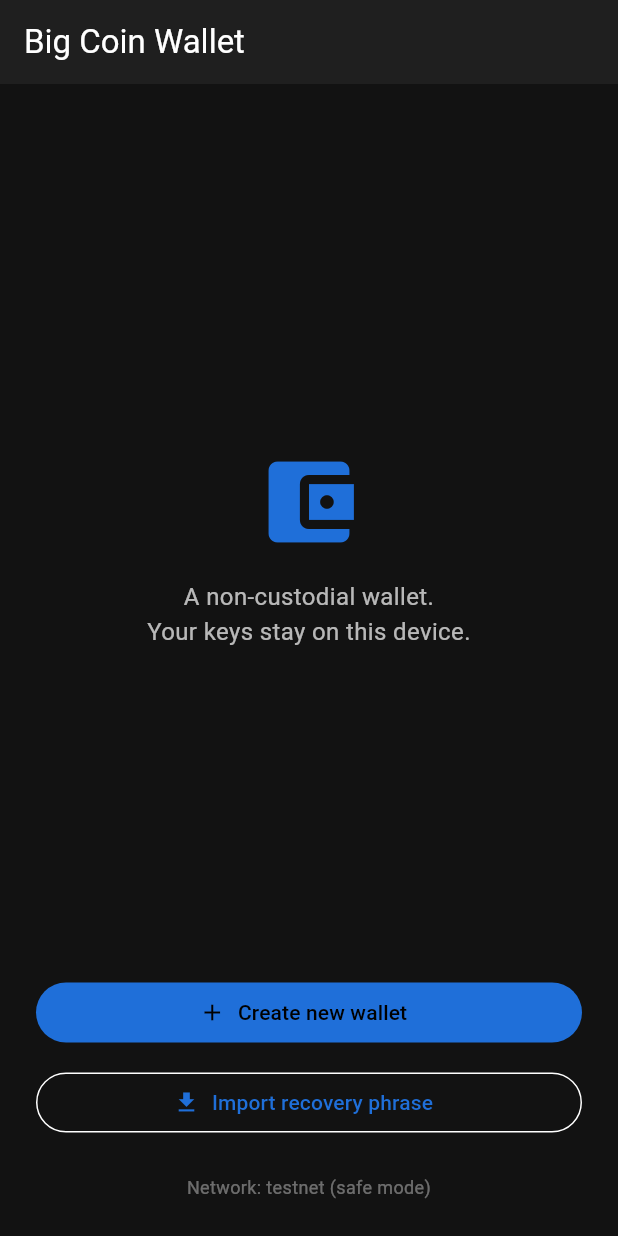
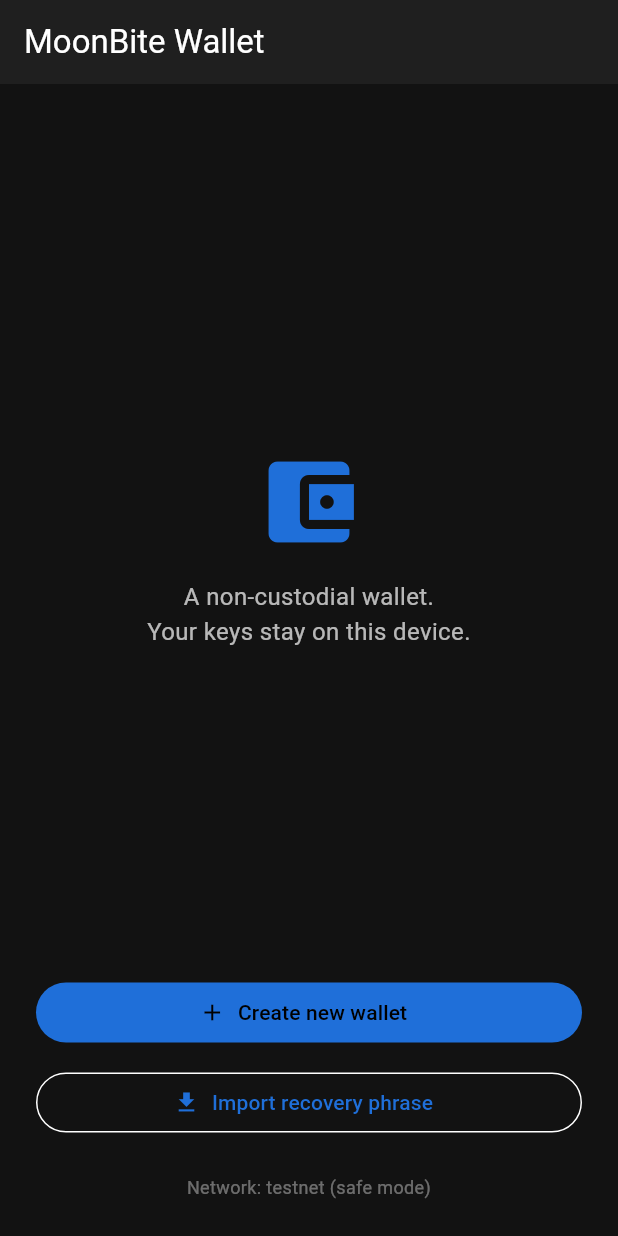
Before and after one commit to moonbitecoin/MoonBite-Coin, a Flutter app: the screen it shows after launch, on a phone screen of 412 x 824 dp. Run offline on Flutter 3.47's test engine with Material 3 defaults, Android fonts, the phone set to English and light mode, and no system bars; our stand-ins replace flutter_secure_storage, hex, qr_flutter; missing offline and left inert: bip39, bs58check, coinslib.

Commit message:
Finish the bigcoin to moonbite rename across the Dart wallet
Completes the branding sweep begun with the Android app-id rename:
updates the remaining Dart identifiers, titles, doc comments, and the
package name, and removes the dead bigcoin_network.dart (superseded by
moonbite_network.dart). No consensus literals change — bech32 HRPs
(big/tbig) and version bytes are preserved.

Co-Authored-By: Claude Opus 4.6 <noreply@anthropic.com>

```diff
--- a/mobile/lib/main.dart
+++ b/mobile/lib/main.dart
@@ -7,11 +7,11 @@ import 'screens/onboarding_screen.dart';
 import 'wallet/wallet_controller.dart';
 
 void main() {
-  runApp(const BigCoinApp());
+  runApp(const MoonBiteApp());
 }
 
-class BigCoinApp extends StatelessWidget {
-  const BigCoinApp({super.key});
+class MoonBiteApp extends StatelessWidget {
+  const MoonBiteApp({super.key});
 
   @override
   Widget build(BuildContext context) {
@@ -24,7 +24,7 @@ class BigCoinApp extends StatelessWidget {
         ),
       ],
       child: MaterialApp(
-        title: 'Big Coin Wallet',
+        title: 'MoonBite Wallet',
         debugShowCheckedModeBanner: false,
         theme: ThemeData.dark(useMaterial3: true).copyWith(
           scaffoldBackgroundColor: const Color(0xFF121212),
--- a/mobile/lib/models/chain_models.dart
+++ b/mobile/lib/models/chain_models.dart
@@ -1,4 +1,4 @@
-/// Plain data models for the Big Coin explorer JSON API (`/api/*`).
+/// Plain data models for the MoonBite explorer JSON API (`/api/*`).
 ///
 /// Hand-written (no codegen) to keep the build simple. Shapes mirror the
 /// Flask blueprint in `explorer/api.py`.
--- a/mobile/lib/screens/onboarding_screen.dart
+++ b/mobile/lib/screens/onboarding_screen.dart
@@ -1,7 +1,7 @@
 import 'package:flutter/material.dart';
 import 'package:provider/provider.dart';
 
-import '../wallet/bigcoin_network.dart';
+import '../wallet/moonbite_network.dart';
 import '../wallet/secure_clipboard.dart';
 import '../wallet/wallet_controller.dart';
 
@@ -13,7 +13,7 @@ class OnboardingScreen extends StatelessWidget {
   @override
   Widget build(BuildContext context) {
     return Scaffold(
-      appBar: AppBar(title: const Text('Big Coin Wallet')),
+      appBar: AppBar(title: const Text('MoonBite Wallet')),
       body: Padding(
         padding: const EdgeInsets.all(24),
         child: Column(
@@ -57,7 +57,7 @@ class OnboardingScreen extends StatelessWidget {
   Future<void> _createWallet(BuildContext context) async {
     final controller = context.read<WalletController>();
     final phrase =
-        await controller.createNew(network: BigCoinNetwork.testnet);
+        await controller.createNew(network: MoonBiteNetwork.testnet);
     if (!context.mounted) return;
     await showDialog<void>(
       context: context,
@@ -152,7 +152,7 @@ class _ImportScreenState extends State<_ImportScreen> {
     try {
       await context
           .read<WalletController>()
-          .importExisting(_controller.text, network: BigCoinNetwork.testnet);
+          .importExisting(_controller.text, network: MoonBiteNetwork.testnet);
       if (mounted) {
         Navigator.of(context)
           ..pop()
--- a/mobile/lib/services/chain_service.dart
+++ b/mobile/lib/services/chain_service.dart
@@ -4,7 +4,7 @@ import 'package:http/http.dart' as http;
 
 import '../models/chain_models.dart';
 
-/// Read/relay client for the Big Coin explorer JSON API.
+/// Read/relay client for the MoonBite explorer JSON API.
 ///
 /// This service NEVER sees private keys. The wallet derives keys and signs
 /// transactions on-device (see `wallet/`); this class only fetches chain state
--- a/mobile/lib/wallet/address_script.dart
+++ b/mobile/lib/wallet/address_script.dart
@@ -3,13 +3,13 @@ import 'dart:typed_data';
 import 'package:bs58check/bs58check.dart' as bs58check;
 import 'package:coinslib/bech32/bech32.dart';
 
-import 'bigcoin_network.dart';
+import 'moonbite_network.dart';
 
-/// Converts a Big Coin address into its output script (scriptPubKey) bytes.
+/// Converts a MoonBite address into its output script (scriptPubKey) bytes.
 ///
 /// coinslib's own `addressToOutputScript` can't be used here: its SegWit
 /// decoder hard-codes the set of allowed bech32 prefixes (`bc`, `tb`, ...) and
-/// rejects Big Coin's custom `big` / `tbig` HRPs on decode. So we decode the
+/// rejects MoonBite's custom `big` / `tbig` HRPs on decode. So we decode the
 /// address ourselves using the underlying (HRP-agnostic) bech32 codec and the
 /// base58check codec, then assemble the standard scripts:
 ///
@@ -20,7 +20,7 @@ import 'bigcoin_network.dart';
 class AddressScript {
   /// Returns the scriptPubKey for [address] on [network], or throws
   /// [FormatException] if the address is invalid for this network.
-  static Uint8List forAddress(String address, BigCoinNetwork network) {
+  static Uint8List forAddress(String address, MoonBiteNetwork network) {
     final net = network.coins;
     final addr = address.trim();
 
@@ -52,7 +52,7 @@ class AddressScript {
     try {
       decoded = bech32.decode(addr);
     } catch (e) {
-      throw FormatException('Not a valid Big Coin address: $addr');
+      throw FormatException('Not a valid MoonBite address: $addr');
     }
     if (decoded.hrp != net.bech32) {
       throw FormatException(
--- a/mobile/lib/wallet/bigcoin_network.dart
+++ /dev/null
@@ -1,86 +0,0 @@
-import 'package:coinslib/coinslib.dart';
-
-/// Big Coin (BIG) network parameters.
-///
-/// Values mirror the C++ chain's `src/chainparams.cpp`:
-///   mainnet: PUBKEY_ADDRESS=25, SCRIPT_ADDRESS=5, SECRET_KEY=176,
-///            EXT_PUBLIC_KEY=0x0488B21E, EXT_SECRET_KEY=0x0488ADE4, bech32 "big"
-///   testnet: PUBKEY_ADDRESS=111, SCRIPT_ADDRESS=196, SECRET_KEY=239,
-///            EXT_PUBLIC_KEY=0x043587CF, EXT_SECRET_KEY=0x04358394, bech32 "tbig"
-///
-/// These make the wallet's derived addresses and WIFs recognisable by
-/// `bigcoind` (validateaddress / importprivkey) on the respective network.
-class BigCoinNetwork {
-  final String id; // "mainnet" | "testnet"
-  final NetworkType coins; // coinslib NetworkType
-  final String addressPrefixHint; // human hint, e.g. "big1…" / "tbig1…"
-
-  const BigCoinNetwork({
-    required this.id,
-    required this.coins,
-    required this.addressPrefixHint,
-  });
-
-  bool get isTestnet => id == 'testnet';
-
-  static final NetworkType _mainnetCoins = NetworkType(
-    messagePrefix: 'BigCoin Signed Message:\n',
-    bech32: 'big',
-    bip32: Bip32Type(public: 0x0488b21e, private: 0x0488ade4),
-    pubKeyHash: 25,
-    scriptHash: 5,
-    wif: 176,
-    opreturnSize: 80,
-  );
-
-  static final NetworkType _testnetCoins = NetworkType(
-    messagePrefix: 'BigCoin Signed Message:\n',
-    bech32: 'tbig',
-    bip32: Bip32Type(public: 0x043587cf, private: 0x04358394),
-    pubKeyHash: 111,
-    scriptHash: 196,
-    wif: 239,
-    opreturnSize: 80,
-  );
-
-  // Regtest shares testnet's version/bip32 bytes but uses the "big" HRP
-  // (see the C++ chain's CRegTestParams). Used only for local dev/testing.
-  static final NetworkType _regtestCoins = NetworkType(
-    messagePrefix: 'BigCoin Signed Message:\n',
-    bech32: 'big',
-    bip32: Bip32Type(public: 0x043587cf, private: 0x04358394),
-    pubKeyHash: 111,
-    scriptHash: 196,
-    wif: 239,
-    opreturnSize: 80,
-  );
-
-  static final BigCoinNetwork mainnet = BigCoinNetwork(
-    id: 'mainnet',
-    coins: _mainnetCoins,
-    addressPrefixHint: 'big1…',
-  );
-
-  static final BigCoinNetwork testnet = BigCoinNetwork(
-    id: 'testnet',
-    coins: _testnetCoins,
-    addressPrefixHint: 'tbig1…',
-  );
-
-  static final BigCoinNetwork regtest = BigCoinNetwork(
-    id: 'regtest',
-    coins: _regtestCoins,
-    addressPrefixHint: 'big1…',
-  );
-
-  static BigCoinNetwork byId(String id) {
-    switch (id) {
-      case 'testnet':
-        return testnet;
-      case 'regtest':
-        return regtest;
-      default:
-        return mainnet;
-    }
-  }
-}
--- a/mobile/lib/wallet/hd_wallet_service.dart
+++ b/mobile/lib/wallet/hd_wallet_service.dart
@@ -3,10 +3,10 @@ import 'dart:typed_data';
 import 'package:bip39/bip39.dart' as bip39;
 import 'package:coinslib/coinslib.dart';
 
-import 'bigcoin_network.dart';
+import 'moonbite_network.dart';
 
-/// A single derived Big Coin key/address, ready to show, receive to, or spend.
-class BigCoinAccount {
+/// A single derived MoonBite key/address, ready to show, receive to, or spend.
+class MoonBiteAccount {
   final int index;
   final String derivationPath;
 
@@ -22,7 +22,7 @@ class BigCoinAccount {
   /// WIF-encoded private key — SECRET. Only used locally for signing.
   final String wif;
 
-  const BigCoinAccount({
+  const MoonBiteAccount({
     required this.index,
     required this.derivationPath,
     required this.bech32Address,
@@ -32,17 +32,17 @@ class BigCoinAccount {
   });
 }
 
-/// Non-custodial, on-device HD wallet for Big Coin.
+/// Non-custodial, on-device HD wallet for MoonBite.
 ///
 /// All key material is derived locally from a BIP39 mnemonic; nothing leaves
-/// the device. Addresses follow BIP84 (native SegWit, `big1…`) using Big Coin's
-/// own network parameters ([BigCoinNetwork]).
+/// the device. Addresses follow BIP84 (native SegWit, `big1…`) using MoonBite's
+/// own network parameters ([MoonBiteNetwork]).
 ///
 /// Derivation path: `m/84'/<coinType>'/0'/0/<index>`
 ///   - mainnet coinType 2 (Litecoin-lineage fork)
 ///   - testnet coinType 1 (BIP44 test convention)
 class HdWalletService {
-  final BigCoinNetwork network;
+  final MoonBiteNetwork network;
 
   HdWalletService(this.network);
 
@@ -82,7 +82,7 @@ class HdWalletService {
   }
 
   /// Derives the receive account at [index] (default 0) from [mnemonic].
-  BigCoinAccount deriveAccount(
+  MoonBiteAccount deriveAccount(
     String mnemonic, {
     int index = 0,
     String passphrase = '',
@@ -93,7 +93,7 @@ class HdWalletService {
     final bech32 =
         P2WPKH.fromPublicKey(node.pubKeyBytes).address(network.coins);
 
-    return BigCoinAccount(
+    return MoonBiteAccount(
       index: index,
       derivationPath: path,
       bech32Address: bech32,
@@ -104,7 +104,7 @@ class HdWalletService {
   }
 
   /// Derives a contiguous range of accounts `[start, start+count)`.
-  List<BigCoinAccount> deriveAccounts(
+  List<MoonBiteAccount> deriveAccounts(
     String mnemonic, {
     int start = 0,
     int count = 1,
@@ -117,13 +117,13 @@ class HdWalletService {
     final seed = bip39.mnemonicToSeed(normalized, passphrase: passphrase);
     final root = HDWallet.fromSeed(seed, network: network.coins);
 
-    return List<BigCoinAccount>.generate(count, (i) {
+    return List<MoonBiteAccount>.generate(count, (i) {
       final index = start + i;
       final path = derivationPathForIndex(index);
       final node = root.derivePath(path);
       final bech32 =
           P2WPKH.fromPublicKey(node.pubKeyBytes).address(network.coins);
-      return BigCoinAccount(
+      return MoonBiteAccount(
         index: index,
         derivationPath: path,
         bech32Address: bech32,
--- a/mobile/lib/wallet/moonbite_network.dart
+++ b/mobile/lib/wallet/moonbite_network.dart
@@ -1,6 +1,6 @@
 import 'package:coinslib/coinslib.dart';
 
-/// Big Coin (MBITE) network parameters.
+/// MoonBite (MBITE) network parameters.
 ///
 /// Values mirror the C++ chain's `src/chainparams.cpp`:
 ///   mainnet: PUBKEY_ADDRESS=25, SCRIPT_ADDRESS=5, SECRET_KEY=176,
--- a/mobile/lib/wallet/secure_key_store.dart
+++ b/mobile/lib/wallet/secure_key_store.dart
@@ -7,8 +7,8 @@ import 'package:flutter_secure_storage/flutter_secure_storage.dart';
 /// address and private key is re-derived from it on demand, so nothing else
 /// needs to touch disk.
 class SecureKeyStore {
-  static const _mnemonicKey = 'bigcoin.mnemonic';
-  static const _networkKey = 'bigcoin.network'; // "mainnet" | "testnet"
+  static const _mnemonicKey = 'moonbite.mnemonic';
+  static const _networkKey = 'moonbite.network'; // "mainnet" | "testnet"
 
   final FlutterSecureStorage _storage;
 
--- a/mobile/lib/wallet/tx_builder.dart
+++ b/mobile/lib/wallet/tx_builder.dart
@@ -5,7 +5,7 @@ import 'package:hex/hex.dart';
 
 import '../models/chain_models.dart';
 import 'address_script.dart';
-import 'bigcoin_network.dart';
+import 'moonbite_network.dart';
 
 /// A signed, ready-to-broadcast transaction.
 class SignedTx {
@@ -35,14 +35,14 @@ class InsufficientFundsException implements Exception {
       'InsufficientFundsException: need $neededSats sats, have $availableSats';
 }
 
-/// Builds and signs Big Coin P2WPKH (native SegWit) spends entirely on-device.
+/// Builds and signs MoonBite P2WPKH (native SegWit) spends entirely on-device.
 ///
 /// Coin selection is a simple largest-first accumulation with iterative fee
 /// estimation. All UTXOs are assumed to belong to a single key ([wif]) — the
 /// wallet currently derives one receive address, so that holds. Nothing here
 /// touches the network; the caller broadcasts the resulting [SignedTx.rawHex].
 class TxBuilder {
-  final BigCoinNetwork network;
+  final MoonBiteNetwork network;
 
   TxBuilder(this.network);
 
--- a/mobile/pubspec.yaml
+++ b/mobile/pubspec.yaml
@@ -1,5 +1,5 @@
-name: bigcoin_mobile
-description: A cross-platform mobile app for the BigCoin (BIG) blockchain project.
+name: moonbite_mobile
+description: A cross-platform mobile app for the MoonBite (BIG) blockchain project.
 
 publish_to: 'none'
 
```
Also changed, not shown: mobile/tool/sign_spend.dart (+6 -6 lines), 5 other files.
